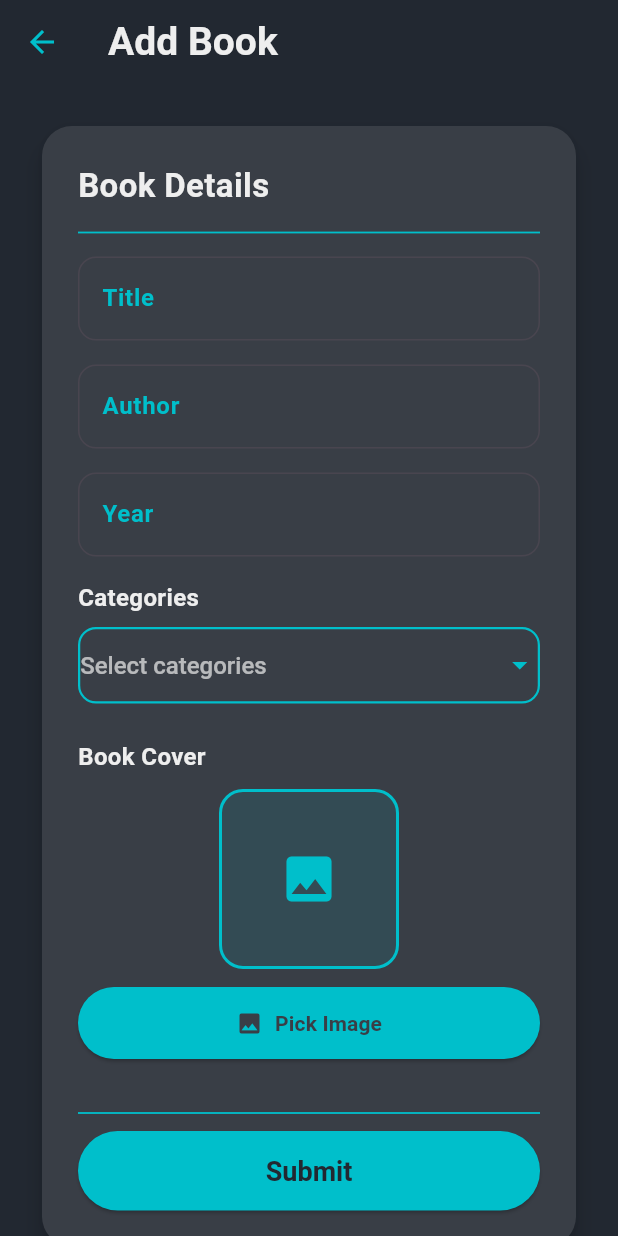
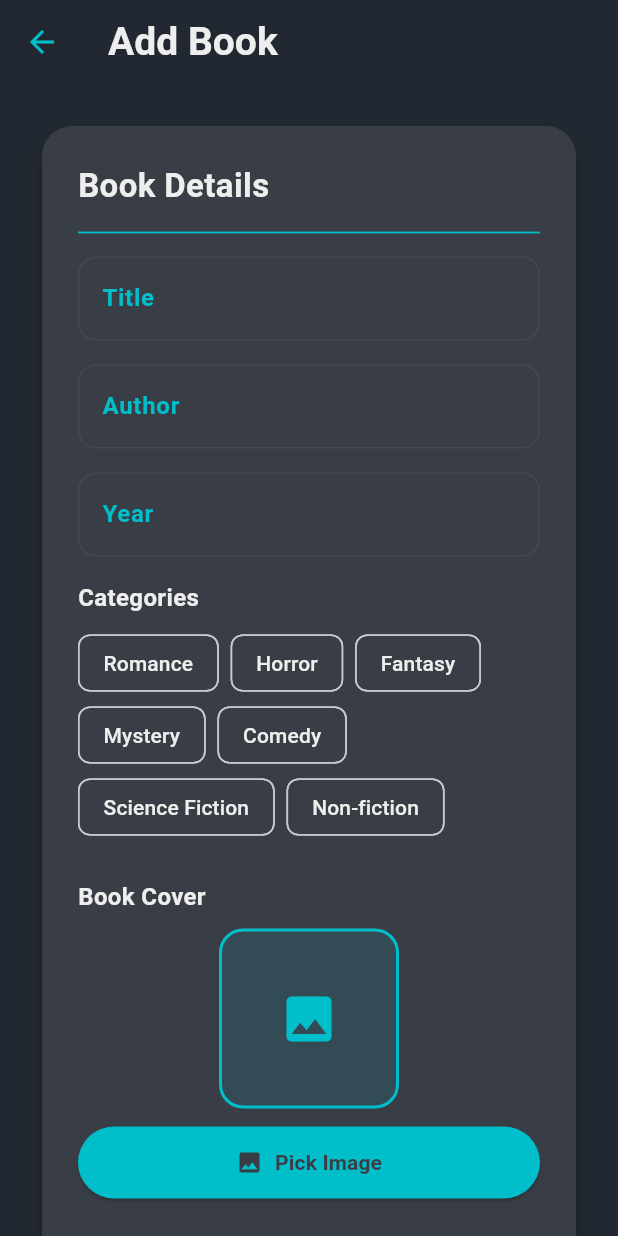
Before and after one commit to GeorgeAdiz/mini_app, a Flutter app: the AddBookPage screen opened directly, on a phone screen of 412 x 824 dp. Run offline on Flutter 3.47's test engine with Material 3 defaults, Android fonts, the phone set to English and light mode, and no system bars; our stand-ins replace image_picker; network calls fail.

Commit message:
coomit na tapos na

```diff
--- a/lib/add_book_page.dart
+++ b/lib/add_book_page.dart
@@ -88,7 +88,7 @@ class _AddBookPageState extends State<AddBookPage> {
 
     // Try multiple possible IP addresses
     List<String> possibleUrls = [
-      'http://192.168.194.4:3000/books',
+      'http://192.168.194.10:3000/books',
       'http://10.0.2.2:3000/books', // Android emulator localhost
       'http://localhost:3000/books',
     ];
@@ -182,7 +182,7 @@ class _AddBookPageState extends State<AddBookPage> {
       return;
     }
     List<String> possibleUrls = [
-      'http://192.168.194.4:3000/books/${widget.book!['_id']}',
+      'http://192.168.194.10:3000/books/${widget.book!['_id']}',
       'http://10.0.2.2:3000/books/${widget.book!['_id']}',
       'http://localhost:3000/books/${widget.book!['_id']}',
     ];
@@ -289,70 +289,26 @@ class _AddBookPageState extends State<AddBookPage> {
                     SizedBox(height: 16),
                     Text("Categories", style: TextStyle(fontWeight: FontWeight.w600, color: kLight, fontSize: 16)),
                     SizedBox(height: 8),
-                    Container(
-                      decoration: BoxDecoration(
-                        border: Border.all(color: kTeal, width: 1.5),
-                        borderRadius: BorderRadius.circular(12),
-                        color: kCard,
-                      ),
-                      child: DropdownButtonHideUnderline(
-                        child: DropdownButton<String>(
-                          value: selectedCategories.isEmpty ? null : selectedCategories.first,
-                          isExpanded: true,
-                          dropdownColor: kCard,
-                          style: TextStyle(
-                            color: kLight,
-                            fontWeight: FontWeight.w500,
-                            fontSize: 16,
-                          ),
-                          icon: Icon(Icons.arrow_drop_down, color: kTeal),
-                          hint: Text(
-                            selectedCategories.isEmpty
-                              ? "Select categories"
-                              : "${selectedCategories.length} selected",
-                            style: TextStyle(color: kLight.withOpacity(0.7)),
-                          ),
-                          items: [
-                            ...categories.map((String category) {
-                              return DropdownMenuItem<String>(
-                                value: category,
-                                child: Row(
-                                  children: [
-                                    Icon(
-                                      selectedCategories.contains(category)
-                                        ? Icons.check_box
-                                        : Icons.check_box_outline_blank,
-                                      color: kTeal,
-                                      size: 20,
-                                    ),
-                                    SizedBox(width: 12),
-                                    Expanded(
-                                      child: Text(
-                                        category,
-                                        style: TextStyle(
-                                          color: kLight,
-                                          fontWeight: FontWeight.w500,
-                                        ),
-                                      ),
-                                    ),
-                                  ],
-                                ),
-                              );
-                            }).toList(),
-                          ],
-                          onChanged: (String? newValue) {
-                            if (newValue != null) {
-                              setState(() {
-                                if (selectedCategories.contains(newValue)) {
-                                  selectedCategories.remove(newValue);
-                                } else {
-                                  selectedCategories.add(newValue);
-                                }
-                              });
-                            }
+                    Wrap(
+                      spacing: 8,
+                      children: categories.map((category) {
+                        final isSelected = selectedCategories.contains(category);
+                        return ChoiceChip(
+                          label: Text(category, style: TextStyle(color: isSelected ? kBg : kLight)),
+                          selected: isSelected,
+                          selectedColor: kTeal,
+                          backgroundColor: kCard,
+                          onSelected: (selected) {
+                            setState(() {
+                              if (selected) {
+                                selectedCategories.add(category);
+                              } else {
+                                selectedCategories.remove(category);
+                              }
+                            });
                           },
-                        ),
-                      ),
+                        );
+                      }).toList(),
                     ),
                     if (selectedCategories.isNotEmpty) ...[
                       SizedBox(height: 8),
--- a/mini-app/package.json
+++ b/mini-app/package.json
@@ -12,7 +12,8 @@
     "cors": "^2.8.5",
     "express": "^5.1.0",
     "mongoose": "^8.16.3",
-    "multer": "^2.0.1"
+    "multer": "^2.0.1",
+    "nodemon": "^3.1.10"
   },
   "description": ""
 }
```
Also changed, not shown: lib/home_page.dart (+61 -8 lines), mini-app/package-lock.json, mini-app/uploads/1752551319805.jpg (added), mini-app/uploads/1752551369205.jpg (added), mini-app/uploads/1752551421664.jpg (added), mini-app/uploads/1752551771275.jpg (added), mini-app/uploads/1752551941014.jpg (added), mini-app/uploads/1752551967417.jpg (added), mini-app/uploads/1752552723563.jpg (added), mini-app/uploads/1752552772409.jpg (added), mini-app/uploads/1752552962944.jpg (added), mini-app/uploads/1752553159370.jpg (added), mini-app/uploads/1752553199357.jpg (added), 1 other file.
